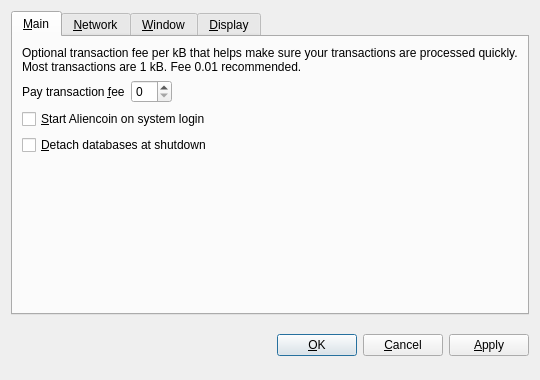
Old version of the form src/qt/forms/optionsdialog.ui in the repository sdmathis/golddust.
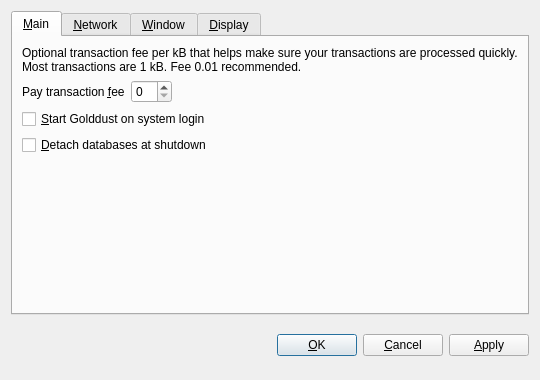
New version of the form. The open tabs and pages were chosen to show the change. Custom widgets are drawn as their Qt base class.

```diff
--- a/src/qt/forms/optionsdialog.ui
+++ b/src/qt/forms/optionsdialog.ui
@@ -82,7 +82,7 @@
           <string>Automatically start Aliencoin after logging in to the system.</string>
          </property>
          <property name="text">
-          <string>&amp;Start Aliencoin on system login</string>
+          <string>&amp;Start Golddust on system login</string>
          </property>
         </widget>
        </item>
```
Left out of the diff: 10 changed lines with no effect on the pictures.
